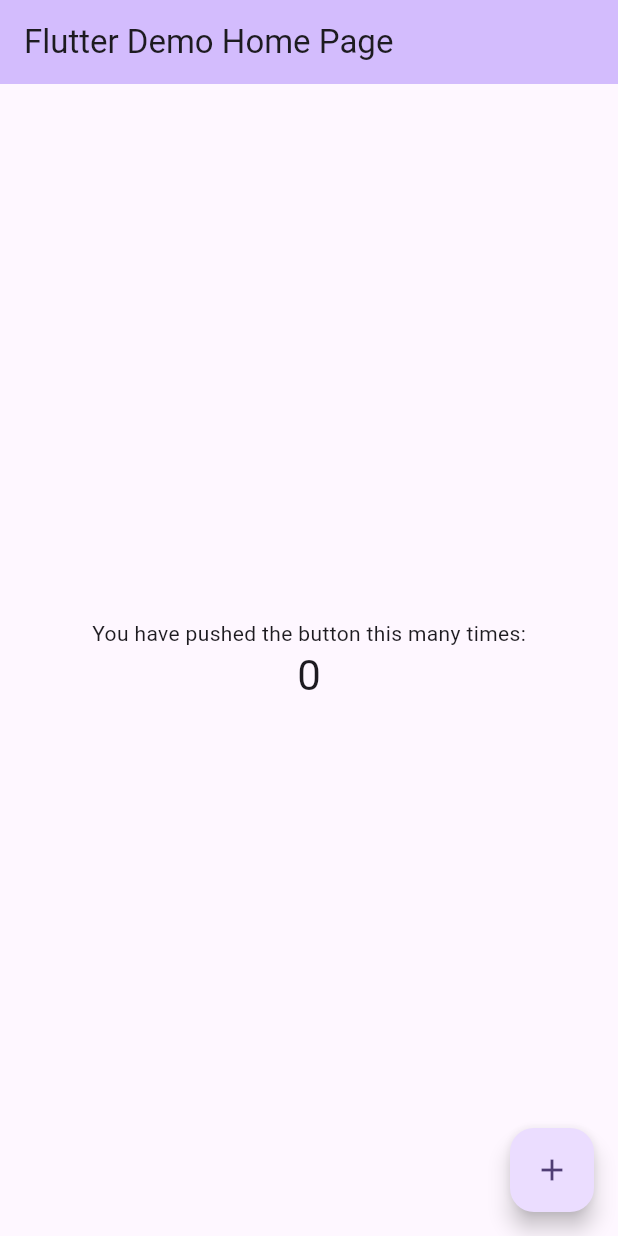
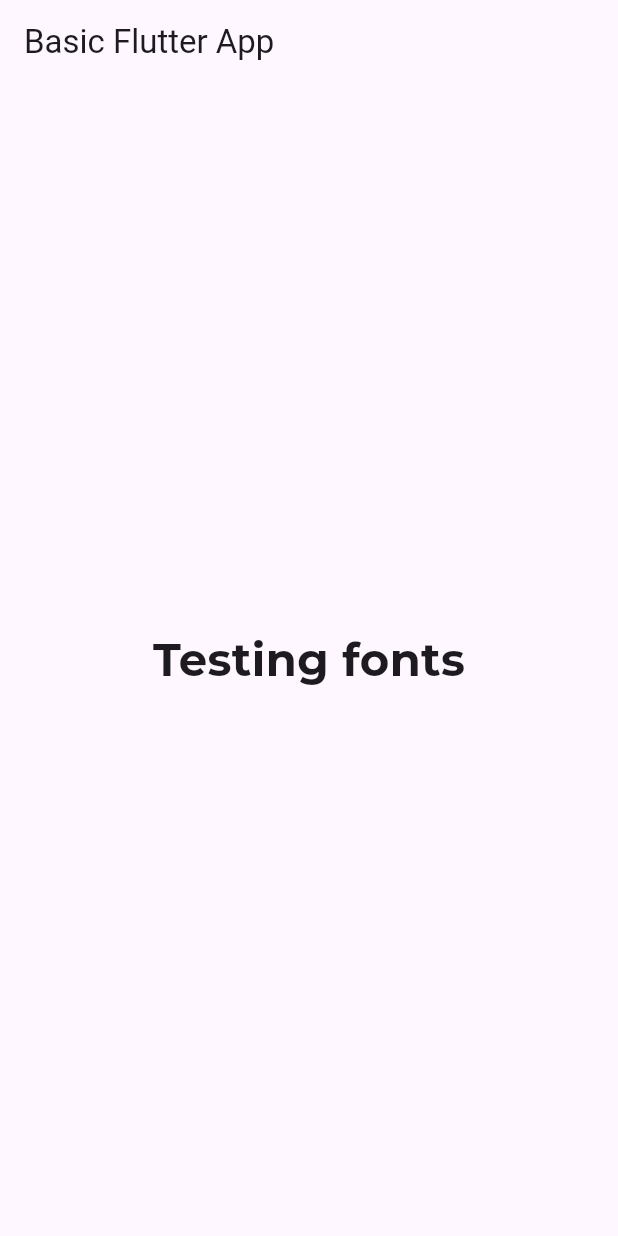
Before and after one commit to corb0140/basic_flutter_app, a Flutter app: the screen it shows after launch, on a phone screen of 412 x 824 dp. Run offline on Flutter 3.47's test engine with Material 3 defaults, Android fonts, the phone set to English and light mode, and no system bars; project files that could hold a hidden picture were left out.

Commit message:
added montserrate font

```diff
--- a/lib/main.dart
+++ b/lib/main.dart
@@ -1,4 +1,5 @@
 import 'package:flutter/material.dart';
+import 'screens/home_screen.dart';
 
 void main() {
   runApp(const MyApp());
@@ -13,113 +14,10 @@ class MyApp extends StatelessWidget {
     return MaterialApp(
       title: 'Flutter Demo',
       theme: ThemeData(
-        // This is the theme of your application.
-        //
-        // TRY THIS: Try running your application with "flutter run". You'll see
-        // the application has a purple toolbar. Then, without quitting the app,
-        // try changing the seedColor in the colorScheme below to Colors.green
-        // and then invoke "hot reload" (save your changes or press the "hot
-        // reload" button in a Flutter-supported IDE, or press "r" if you used
-        // the command line to start the app).
-        //
-        // Notice that the counter didn't reset back to zero; the application
-        // state is not lost during the reload. To reset the state, use hot
-        // restart instead.
-        //
-        // This works for code too, not just values: Most code changes can be
-        // tested with just a hot reload.
         colorScheme: ColorScheme.fromSeed(seedColor: Colors.deepPurple),
         useMaterial3: true,
       ),
-      home: const MyHomePage(title: 'Flutter Demo Home Page'),
+      home: const HomeScreen(),
     );
   }
 }
-
-class MyHomePage extends StatefulWidget {
-  const MyHomePage({super.key, required this.title});
-
-  // This widget is the home page of your application. It is stateful, meaning
-  // that it has a State object (defined below) that contains fields that affect
-  // how it looks.
-
-  // This class is the configuration for the state. It holds the values (in this
-  // case the title) provided by the parent (in this case the App widget) and
-  // used by the build method of the State. Fields in a Widget subclass are
-  // always marked "final".
-
-  final String title;
-
-  @override
-  State<MyHomePage> createState() => _MyHomePageState();
-}
-
-class _MyHomePageState extends State<MyHomePage> {
-  int _counter = 0;
-
-  void _incrementCounter() {
-    setState(() {
-      // This call to setState tells the Flutter framework that something has
-      // changed in this State, which causes it to rerun the build method below
-      // so that the display can reflect the updated values. If we changed
-      // _counter without calling setState(), then the build method would not be
-      // called again, and so nothing would appear to happen.
-      _counter++;
-    });
-  }
-
-  @override
-  Widget build(BuildContext context) {
-    // This method is rerun every time setState is called, for instance as done
-    // by the _incrementCounter method above.
-    //
-    // The Flutter framework has been optimized to make rerunning build methods
-    // fast, so that you can just rebuild anything that needs updating rather
-    // than having to individually change instances of widgets.
-    return Scaffold(
-      appBar: AppBar(
-        // TRY THIS: Try changing the color here to a specific color (to
-        // Colors.amber, perhaps?) and trigger a hot reload to see the AppBar
-        // change color while the other colors stay the same.
-        backgroundColor: Theme.of(context).colorScheme.inversePrimary,
-        // Here we take the value from the MyHomePage object that was created by
-        // the App.build method, and use it to set our appbar title.
-        title: Text(widget.title),
-      ),
-      body: Center(
-        // Center is a layout widget. It takes a single child and positions it
-        // in the middle of the parent.
-        child: Column(
-          // Column is also a layout widget. It takes a list of children and
-          // arranges them vertically. By default, it sizes itself to fit its
-          // children horizontally, and tries to be as tall as its parent.
-          //
-          // Column has various properties to control how it sizes itself and
-          // how it positions its children. Here we use mainAxisAlignment to
-          // center the children vertically; the main axis here is the vertical
-          // axis because Columns are vertical (the cross axis would be
-          // horizontal).
-          //
-          // TRY THIS: Invoke "debug painting" (choose the "Toggle Debug Paint"
-          // action in the IDE, or press "p" in the console), to see the
-          // wireframe for each widget.
-          mainAxisAlignment: MainAxisAlignment.center,
-          children: <Widget>[
-            const Text(
-              'You have pushed the button this many times:',
-            ),
-            Text(
-              '$_counter',
-              style: Theme.of(context).textTheme.headlineMedium,
-            ),
-          ],
-        ),
-      ),
-      floatingActionButton: FloatingActionButton(
-        onPressed: _incrementCounter,
-        tooltip: 'Increment',
-        child: const Icon(Icons.add),
-      ), // This trailing comma makes auto-formatting nicer for build methods.
-    );
-  }
-}
--- /dev/null
+++ b/lib/screens/home_screen.dart
@@ -0,0 +1,23 @@
+import 'package:flutter/material.dart';
+
+class HomeScreen extends StatelessWidget {
+  const HomeScreen({super.key});
+
+  @override
+  Widget build(BuildContext context) {
+    return Scaffold(
+      appBar: AppBar(
+        title: const Text('Basic Flutter App'),
+      ),
+      body: Center(
+          child: Text(
+        "Testing fonts",
+        style: TextStyle(
+            fontFamily: 'Montserrat',
+            fontWeight: FontWeight.bold,
+            // fontStyle: FontStyle.italic,
+            fontSize: 30),
+      )),
+    );
+  }
+}
```
Also changed, not shown: assets/images/pexels-abdul-rahman-2669315-5046370.jpg (added), assets/images/pexels-mikebirdy-12170315.jpg (added), assets/images/pexels-pashal-337909.jpg (added).
